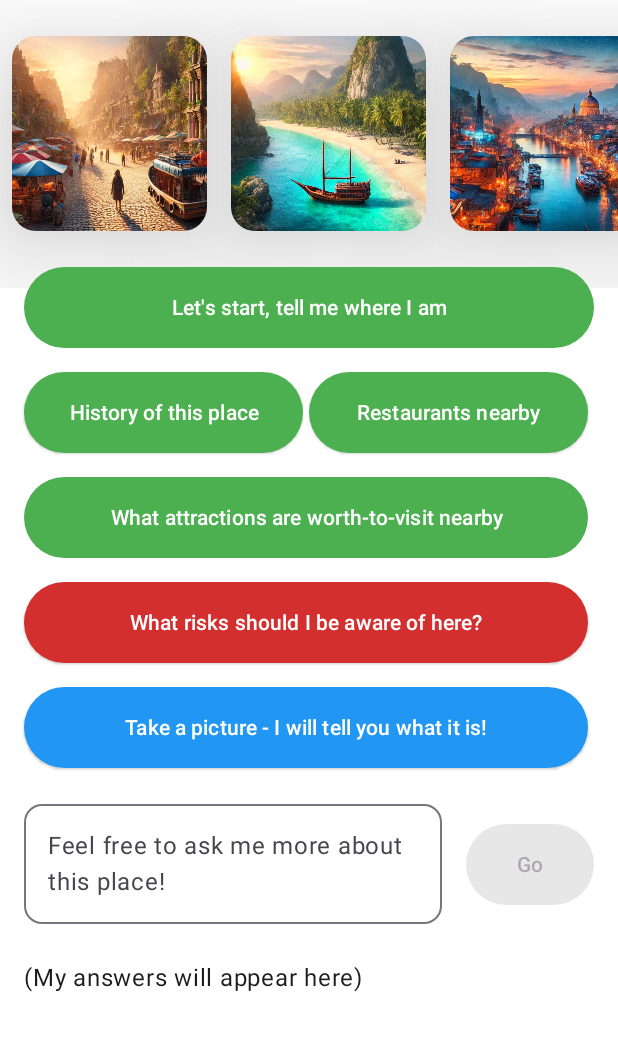
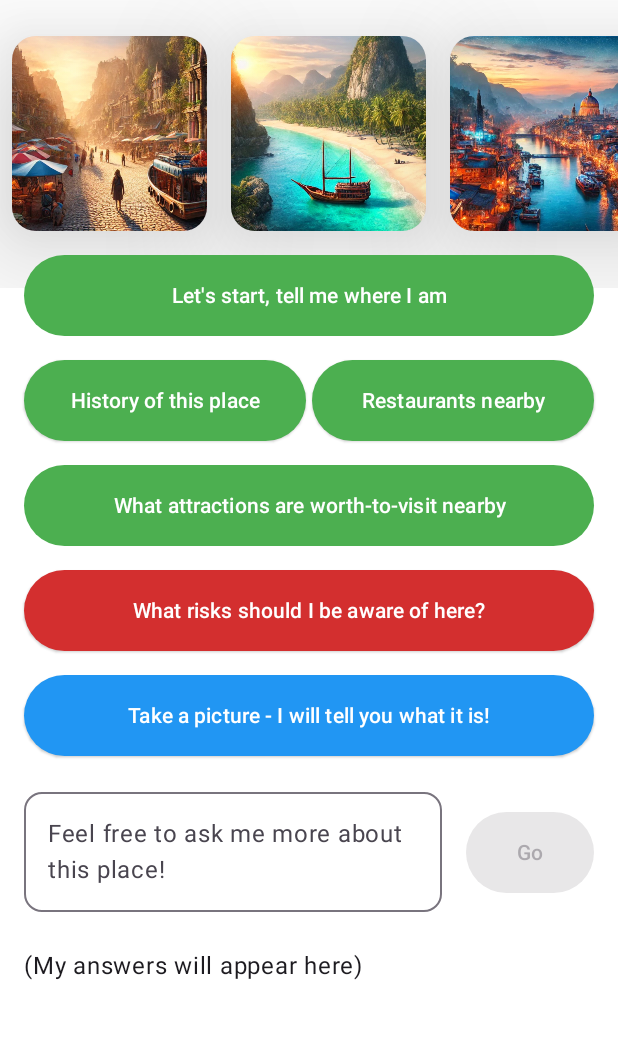
Before and after one commit to ravo9/Android_Learning_And_Self-Improvement_Project, an Android app built with Jetpack Compose: the screen it shows after launch (MainActivity), on a phone screen of 412 x 824 dp, the part 96-1147 px from its top. Run offline under Robolectric (Android 15) with nearby library versions, the phone set to English and light mode, and no system bars; libraries missing offline, so code that uses them is left out: com.google.ai.client; 3 statements that could not run were skipped.

Commit message:
Refactoring: ActionRow introduced as component

```diff
--- a/app/src/main/java/com/dreamcatcher/travelwithai/MainScreen.kt
+++ b/app/src/main/java/com/dreamcatcher/travelwithai/MainScreen.kt
@@ -8,6 +8,7 @@ import android.graphics.Bitmap
 import androidx.activity.compose.rememberLauncherForActivityResult
 import androidx.activity.result.contract.ActivityResultContracts
 import androidx.compose.foundation.Image
+import androidx.compose.foundation.layout.Arrangement
 import androidx.compose.foundation.layout.Box
 import androidx.compose.foundation.layout.Column
 import androidx.compose.foundation.layout.Row
@@ -102,9 +103,7 @@ fun MainScreen() {
             if (bitmap != null) {
                 imageBitmap = bitmap
                 mainViewModel.sendPrompt(MessageType.PHOTO, null, bitmap)
-            } else {
-                // Todo
-            }
+            } else { } // Todo
         }
 
         ReviewDialog()
@@ -133,7 +132,7 @@ fun MainScreen() {
                         val roundedCornersValue = 16.dp
                         Card(
                             modifier = Modifier
-                                .padding(8.dp)
+                                .padding(DefaultPaddingHalf)
                                 .requiredSize(130.dp),
                             shape = RoundedCornerShape(roundedCornersValue),
                             elevation = CardDefaults.cardElevation(50.dp),
@@ -150,82 +149,37 @@ fun MainScreen() {
             }
 
             item {
-                Row(
-                    modifier = Modifier.padding(
-                        start = DefaultPadding,
-                        end = DefaultPadding,
-                        top = DefaultPadding,
-                        bottom = DefaultPaddingHalf,
+                ActionRow(
+                    buttons = listOf(
+                        stringResource(R.string.action_start) to { mainViewModel.sendPrompt(MessageType.INITIAL) },
                     )
-                ) {
-                    ActionButton(
-                        text = stringResource(R.string.action_start),
-                        onClick = { mainViewModel.sendPrompt(MessageType.INITIAL) },
                 )
-                }
             }
 
             item {
-                Row(
-                    modifier = Modifier.padding(
-                        horizontal = DefaultPadding,
-                        vertical = DefaultPaddingHalf,
+                ActionRow(
+                    buttons = listOf(
+                        stringResource(R.string.history_of_this_place) to { mainViewModel.sendPrompt(MessageType.HISTORY) },
+                        stringResource(R.string.restaurants_nearby) to { mainViewModel.sendPrompt(MessageType.RESTAURANTS) }
                     )
-                ) {
-                    ActionButton(
-                        text = stringResource(R.string.history_of_this_place),
-                        onClick = { mainViewModel.sendPrompt(MessageType.HISTORY) },
-                        modifier = Modifier
-                            .weight(1.0f)
-                            .align(Alignment.CenterVertically)
-                            .padding(end = DefaultPaddingQuarter),
                 )
-                    ActionButton(
-                        text = stringResource(R.string.restaurants_nearby),
-                        onClick = { mainViewModel.sendPrompt(MessageType.RESTAURANTS) },
-                        modifier = Modifier
-                            .weight(1.0f)
-                            .align(Alignment.CenterVertically)
-                            .padding(end = DefaultPaddingQuarter),
-                    )
-                }
             }
 
             item {
-                Row(
-                    modifier = Modifier.padding(
-                        horizontal = DefaultPadding,
-                        vertical = DefaultPaddingHalf,
+                ActionRow(
+                    buttons = listOf(
+                        stringResource(R.string.tourist_spots) to { mainViewModel.sendPrompt(MessageType.TOURIST_SPOTS) },
                     )
-                ) {
-                    ActionButton(
-                        text = stringResource(R.string.tourist_spots),
-                        onClick = { mainViewModel.sendPrompt(MessageType.TOURIST_SPOTS) },
-                        modifier = Modifier
-                            .weight(1.0f)
-                            .align(Alignment.CenterVertically)
-                            .padding(end = DefaultPaddingQuarter),
                 )
-                }
             }
 
             item {
-                Row(
-                    modifier = Modifier.padding(
-                        horizontal = DefaultPadding,
-                        vertical = DefaultPaddingHalf,
-                    )
-                ) {
-                    ActionButton(
-                        text = stringResource(R.string.safety_rules),
-                        onClick = { mainViewModel.sendPrompt(MessageType.SAFETY) },
-                        modifier = Modifier
-                            .weight(1.0f)
-                            .align(Alignment.CenterVertically)
-                            .padding(end = DefaultPaddingQuarter),
+                ActionRow(
+                    buttons = listOf(
+                        stringResource(R.string.safety_rules) to { mainViewModel.sendPrompt(MessageType.SAFETY) },
+                    ),
                     buttonColor = Color(0xFFD32F2F) // Safety red,
                 )
-                }
             }
 
             item {
@@ -249,28 +203,18 @@ fun MainScreen() {
             }
 
             item {
-                Row(
-                    modifier = Modifier.padding(
-                        horizontal = DefaultPadding,
-                        vertical = DefaultPaddingHalf,
-                    )
-                ) {
-                    ActionButton(
-                        text = stringResource(R.string.take_a_picture),
-                        onClick = {
+                ActionRow(
+                    buttons = listOf(
+                        stringResource(R.string.take_a_picture) to {
                             if (!cameraPermissionState.status.isGranted) {
                                 cameraPermissionState.launchPermissionRequest()
                             } else {
                                 takePictureLauncher.launch(null)
                             }
                         },
-                        modifier = Modifier
-                            .weight(1.0f)
-                            .align(Alignment.CenterVertically)
-                            .padding(end = DefaultPaddingQuarter),
+                    ),
                     buttonColor = Blue500,
                 )
-                }
             }
 
             item {
@@ -369,6 +313,29 @@ fun ActionButton(
 }
 
 @Composable
+fun ActionRow(
+    buttons: List<Pair<String, () -> Unit>>,
+    modifier: Modifier = Modifier,
+    buttonColor: Color = MaterialTheme.colorScheme.primary
+) {
+    Row(
+        modifier = modifier.padding(horizontal = DefaultPadding, vertical = DefaultPaddingHalf),
+        horizontalArrangement = Arrangement.spacedBy(DefaultPaddingQuarter)
+    ) {
+        buttons.forEach { (text, action) ->
+            ActionButton(
+                text = text,
+                onClick = action,
+                modifier = Modifier
+                    .weight(1.0f)
+                    .align(Alignment.CenterVertically),
+                buttonColor = buttonColor
+            )
+        }
+    }
+}
+
+@Composable
 fun ReviewDialog() {
     val context = LocalContext.current
     val sharedPreferences = context.getSharedPreferences("app_preferences", Context.MODE_PRIVATE)
```
Lines whose indentation alone changed are shown as unchanged.
